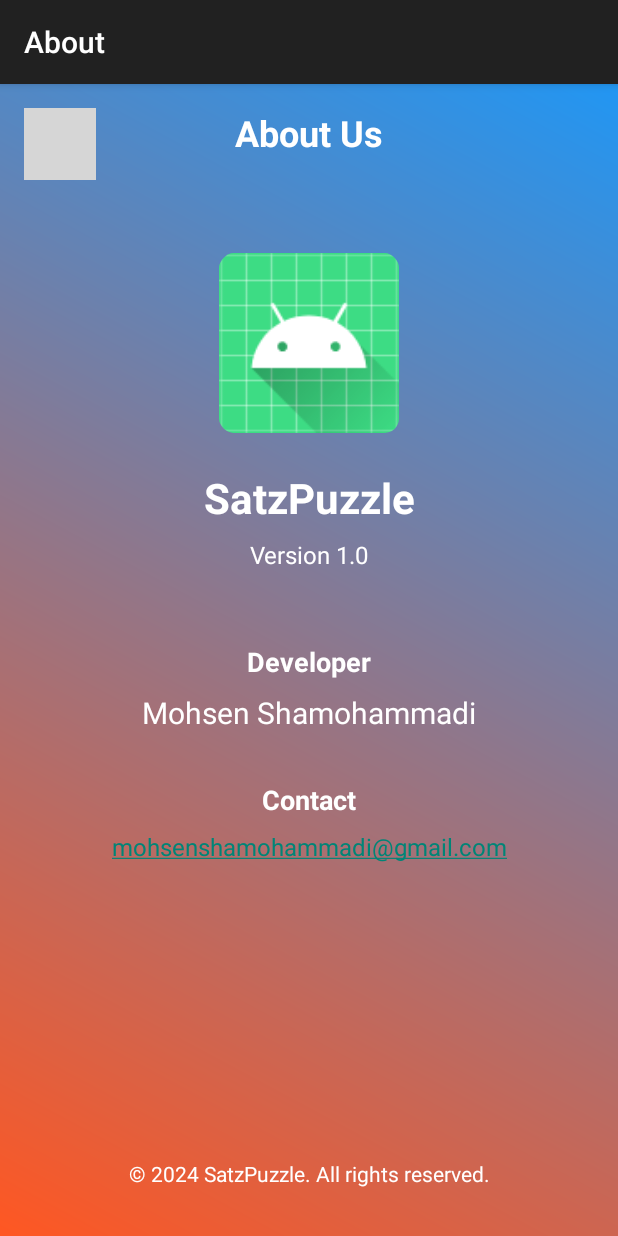
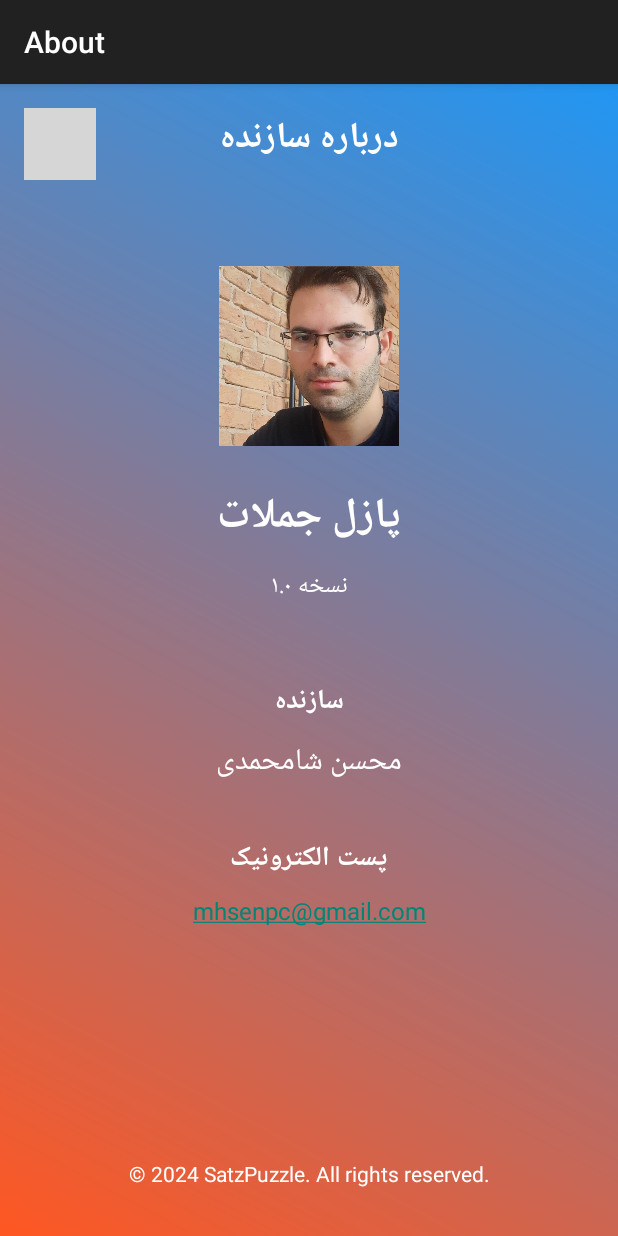
Before and after one commit to mhsenpc/german_android_game, an Android app: the AboutActivity screen opened directly, with no data from a screen before it, on a phone screen of 412 x 824 dp. Run offline under Robolectric (Android 15) with nearby library versions, the phone set to English and light mode, and no system bars; grey boxes are pictures that could not be loaded.

Commit message:
update about us

```diff
--- a/app/src/main/res/layout/activity_about.xml
+++ b/app/src/main/res/layout/activity_about.xml
@@ -24,7 +24,7 @@
         android:layout_width="wrap_content"
         android:layout_height="wrap_content"
         android:layout_marginTop="16dp"
-        android:text="About Us"
+        android:text="درباره سازنده"
         android:textColor="@android:color/white"
         android:textSize="24sp"
         android:textStyle="bold"
@@ -37,7 +37,7 @@
         android:layout_width="120dp"
         android:layout_height="120dp"
         android:layout_marginTop="64dp"
-        android:src="@mipmap/ic_launcher"
+        android:src="@drawable/mohsen"
         app:layout_constraintEnd_toEndOf="parent"
         app:layout_constraintStart_toStartOf="parent"
         app:layout_constraintTop_toBottomOf="@id/titleTextView" />
@@ -47,7 +47,7 @@
         android:layout_width="wrap_content"
         android:layout_height="wrap_content"
         android:layout_marginTop="24dp"
-        android:text="SatzPuzzle"
+        android:text="پازل جملات"
         android:textColor="@android:color/white"
         android:textSize="28sp"
         android:textStyle="bold"
@@ -60,7 +60,7 @@
         android:layout_width="wrap_content"
         android:layout_height="wrap_content"
         android:layout_marginTop="8dp"
-        android:text="Version 1.0"
+        android:text="نسخه ۱.۰"
         android:textColor="@android:color/white"
         android:textSize="16sp"
         app:layout_constraintEnd_toEndOf="parent"
@@ -72,7 +72,7 @@
         android:layout_width="wrap_content"
         android:layout_height="wrap_content"
         android:layout_marginTop="48dp"
-        android:text="Developer"
+        android:text="سازنده"
         android:textColor="@android:color/white"
         android:textSize="18sp"
         android:textStyle="bold"
@@ -85,7 +85,7 @@
         android:layout_width="wrap_content"
         android:layout_height="wrap_content"
         android:layout_marginTop="8dp"
-        android:text="Mohsen Shamohammadi"
+        android:text="محسن شامحمدی"
         android:textColor="@android:color/white"
         android:textSize="20sp"
         app:layout_constraintEnd_toEndOf="parent"
@@ -97,7 +97,7 @@
         android:layout_width="wrap_content"
         android:layout_height="wrap_content"
         android:layout_marginTop="32dp"
-        android:text="Contact"
+        android:text="پست الکترونیک"
         android:textColor="@android:color/white"
         android:textSize="18sp"
         android:textStyle="bold"
@@ -110,10 +110,10 @@
         android:layout_width="wrap_content"
         android:layout_height="wrap_content"
         android:layout_marginTop="8dp"
-        android:text="mohsenshamohammadi@gmail.com"
-        android:textColor="@android:color/white"
+        android:autoLink="email"
+        android:text="mhsenpc@gmail.com"
+        android:textColor="@color/white"
         android:textSize="16sp"
-        android:autoLink="email"
         app:layout_constraintEnd_toEndOf="parent"
         app:layout_constraintStart_toStartOf="parent"
         app:layout_constraintTop_toBottomOf="@id/emailTitleTextView" />
--- a/app/src/main/res/layout/activity_city_progression.xml
+++ b/app/src/main/res/layout/activity_city_progression.xml
@@ -134,7 +134,7 @@
         android:layout_width="wrap_content"
         android:layout_height="wrap_content"
         android:layout_marginBottom="16dp"
-        android:text="About"
+        android:text="درباره ما"
         android:textSize="16sp"
         app:layout_constraintBottom_toBottomOf="parent"
         app:layout_constraintEnd_toEndOf="parent"
```
Also changed, not shown: app/src/main/res/drawable/mohsen.jpeg (added).
